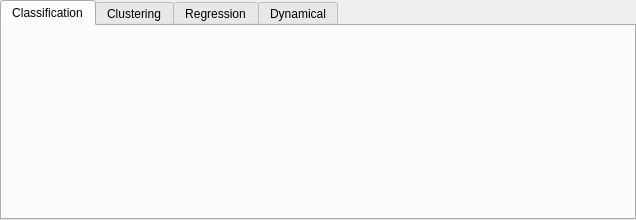
b4silio/MLDemos, file MLDemos/uiMac/algorithmOptions.ui: the form before one commit.
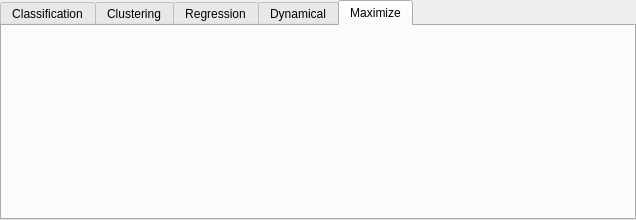
The form after the commit.

Diff of the .ui file:
```diff
--- a/MLDemos/uiMac/algorithmOptions.ui
+++ b/MLDemos/uiMac/algorithmOptions.ui
@@ -16,6 +16,18 @@
     <verstretch>0</verstretch>
    </sizepolicy>
   </property>
+  <property name="minimumSize">
+   <size>
+    <width>636</width>
+    <height>220</height>
+   </size>
+  </property>
+  <property name="maximumSize">
+   <size>
+    <width>636</width>
+    <height>220</height>
+   </size>
+  </property>
   <property name="windowTitle">
    <string>Algorithm Options</string>
   </property>
@@ -38,7 +50,7 @@
       <enum>QTabWidget::Rounded</enum>
      </property>
      <property name="currentIndex">
-      <number>0</number>
+      <number>4</number>
      </property>
      <property name="elideMode">
       <enum>Qt::ElideRight</enum>
@@ -107,6 +119,19 @@
        </property>
       </layout>
      </widget>
+     <widget class="QWidget" name="tabMax">
+      <attribute name="title">
+       <string>Maximize</string>
+      </attribute>
+      <layout class="QHBoxLayout" name="horizontalLayout_6">
+       <property name="spacing">
+        <number>0</number>
+       </property>
+       <property name="margin">
+        <number>0</number>
+       </property>
+      </layout>
+     </widget>
     </widget>
    </item>
   </layout>
```
